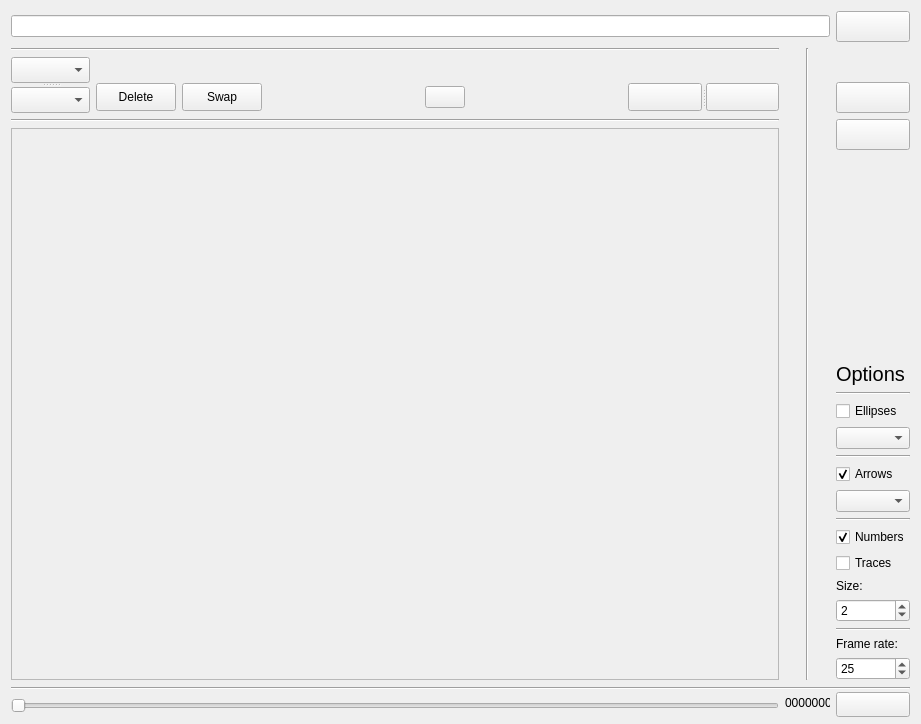
FastTrackOrg/FastTrack, file src/replay.ui: the form before one commit.
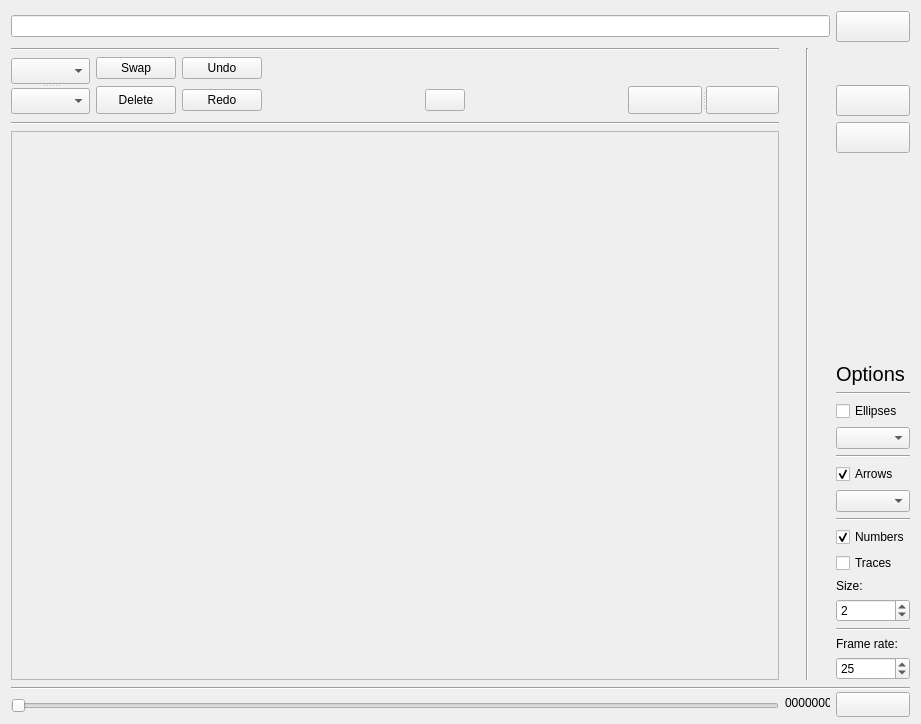
The form after the commit.

Commit message: [feat] replay: add undo/redo

Diff of the .ui file:
```diff
--- a/src/replay.ui
+++ b/src/replay.ui
@@ -192,8 +192,8 @@
        <rect>
         <x>0</x>
         <y>0</y>
-        <width>762</width>
-        <height>554</height>
+        <width>758</width>
+        <height>548</height>
        </rect>
       </property>
       <layout class="QGridLayout" name="gridLayout">
@@ -316,22 +316,6 @@
      </property>
     </widget>
    </item>
-   <item row="3" column="2">
-    <widget class="QPushButton" name="swapReplay">
-     <property name="maximumSize">
-      <size>
-       <width>80</width>
-       <height>28</height>
-      </size>
-     </property>
-     <property name="text">
-      <string>Swap</string>
-     </property>
-     <property name="shortcut">
-      <string>Return</string>
-     </property>
-    </widget>
-   </item>
    <item row="12" column="8">
     <widget class="QCheckBox" name="replayArrows">
      <property name="text">
@@ -525,6 +509,36 @@
      </property>
     </widget>
    </item>
+   <item row="2" column="1">
+    <widget class="QPushButton" name="swapReplay">
+     <property name="maximumSize">
+      <size>
+       <width>80</width>
+       <height>28</height>
+      </size>
+     </property>
+     <property name="text">
+      <string>Swap</string>
+     </property>
+     <property name="shortcut">
+      <string>Return</string>
+     </property>
+    </widget>
+   </item>
+   <item row="2" column="2">
+    <widget class="QPushButton" name="undoButton">
+     <property name="text">
+      <string>Undo</string>
+     </property>
+    </widget>
+   </item>
+   <item row="3" column="2">
+    <widget class="QPushButton" name="redoButton">
+     <property name="text">
+      <string>Redo</string>
+     </property>
+    </widget>
+   </item>
   </layout>
  </widget>
  <layoutdefault spacing="6" margin="11"/>
```
The commit also changes 5 other files.
